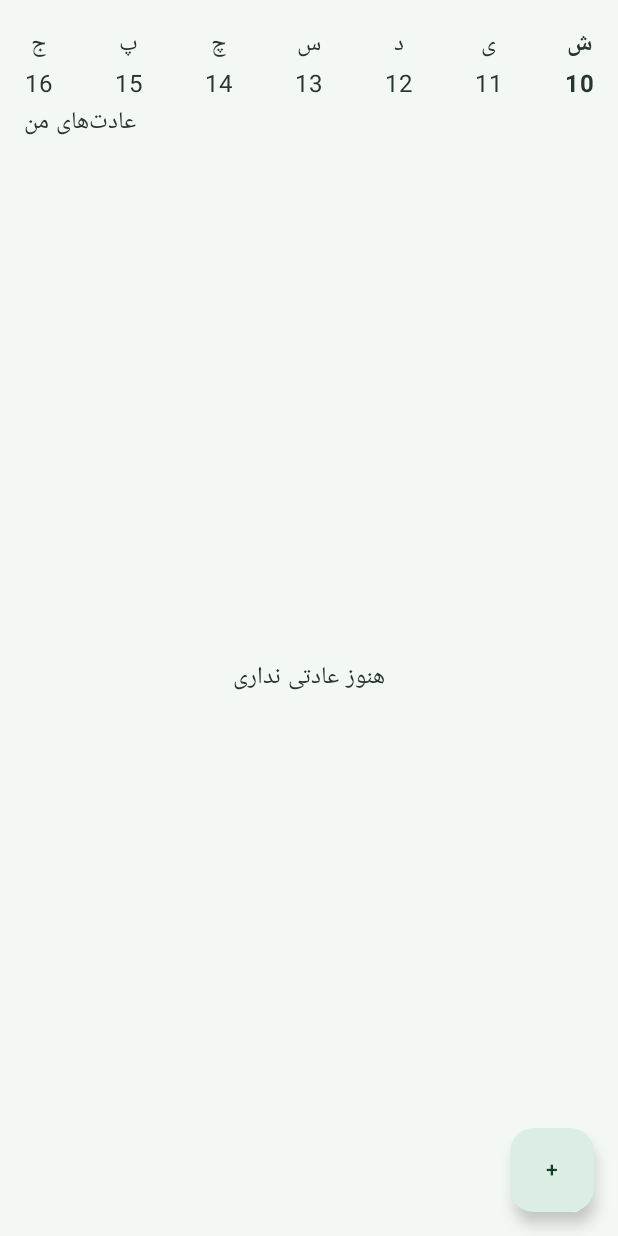
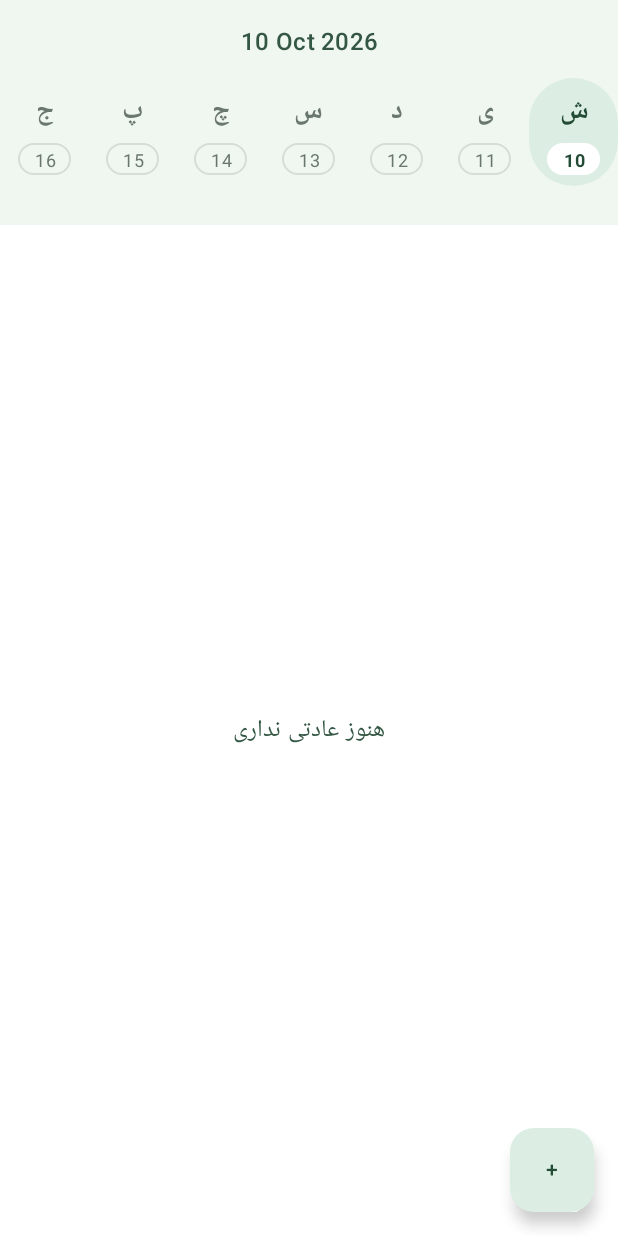
Before and after one commit to baharmahab/HabitApp, an Android app built with Jetpack Compose: the screen it shows after launch (MainActivity), on a phone screen of 412 x 824 dp. Run offline under Robolectric (Android 15) with nearby library versions, the phone set to English and light mode, and no system bars; our stand-ins replace Dagger/Hilt's generated code, Room's generated code.

Commit message:
Complete TopBar1

```diff
--- a/app/build.gradle.kts
+++ b/app/build.gradle.kts
@@ -70,7 +70,7 @@ dependencies {
     implementation(libs.androidx.material3)
     implementation(libs.junit.junit)
     implementation(libs.androidx.room.ktx)
-    implementation(libs.androidx.compose.foundation.layout.android)
+
 
     testImplementation(libs.junit)
 
--- a/app/src/main/java/com/example/habitapp/MainActivity.kt
+++ b/app/src/main/java/com/example/habitapp/MainActivity.kt
@@ -4,6 +4,16 @@ import android.os.Bundle
 import androidx.activity.ComponentActivity
 import androidx.activity.compose.setContent
 import androidx.activity.enableEdgeToEdge
+import androidx.compose.foundation.layout.Box
+import androidx.compose.foundation.layout.WindowInsets
+import androidx.compose.foundation.layout.fillMaxSize
+import androidx.compose.foundation.layout.safeDrawing
+import androidx.compose.foundation.layout.windowInsetsPadding
+import androidx.compose.material3.Text
+import androidx.compose.ui.Modifier
+import androidx.compose.ui.graphics.Color
+import androidx.core.view.WindowCompat
+import androidx.core.view.WindowInsetsControllerCompat
 import com.example.habitapp.presentation.navigation.HabitNavHost
 import com.example.habitapp.presentation.theme.HabitAppTheme
 import dagger.hilt.android.AndroidEntryPoint
@@ -17,9 +27,16 @@ class MainActivity : ComponentActivity() {
         enableEdgeToEdge()
 
         setContent {
-            HabitAppTheme {
-                HabitNavHost()
+            Box(
+                modifier = Modifier
+                    .fillMaxSize()
+                    .windowInsetsPadding(WindowInsets.safeDrawing)
+            ){
+                HabitAppTheme {
+                    HabitNavHost()
+                }
             }
+
         }
     }
 }
--- a/app/src/main/java/com/example/habitapp/presentation/habit/HabitsScreen.kt
+++ b/app/src/main/java/com/example/habitapp/presentation/habit/HabitsScreen.kt
@@ -1,3 +1,4 @@
+
 package com.example.habitapp.presentation.habit
 
 import EmptyHabitContent
@@ -24,7 +25,8 @@ import androidx.hilt.navigation.compose.hiltViewModel
 import androidx.lifecycle.compose.collectAsStateWithLifecycle
 import com.example.habitapp.presentation.habit.component.AddHabitBottomSheet
 import com.example.habitapp.presentation.habit.component.HabitItem
-import com.example.habitapp.presentation.habit.component.WeekDaysRow
+import com.example.habitapp.presentation.habit.component.HabitsTopBar
+import java.time.LocalDate
 
 @RequiresApi(Build.VERSION_CODES.O)
 @Composable
@@ -38,7 +40,19 @@ fun HabitsScreen(
         mutableStateOf(false)
     }
 
+    var selectedDate by remember {
+        mutableStateOf(LocalDate.now())
+    }
+
     Scaffold(
+        topBar = {
+            HabitsTopBar(
+                selectedDate = selectedDate,
+                onDateSelected = { date ->
+                    selectedDate = date
+                }
+            )
+        },
         floatingActionButton = {
             FloatingActionButton(
                 onClick = {
@@ -49,20 +63,12 @@ fun HabitsScreen(
             }
         }
     ) { innerPadding ->
-
         Column(
             modifier = Modifier
                 .fillMaxSize()
                 .padding(innerPadding)
                 .padding(16.dp)
         ) {
-
-            WeekDaysRow()
-
-            Text(
-                text = "عادت‌های من"
-            )
-
             if (uiState.isLoading) {
                 Text(
                     text = "در حال بارگذاری...",
@@ -78,27 +84,21 @@ fun HabitsScreen(
             }
 
             if (uiState.habits.isEmpty() && !uiState.isLoading) {
-
                 EmptyHabitContent(
                     modifier = Modifier.weight(1f)
                 )
-
             } else {
-
                 LazyColumn(
                     modifier = Modifier
                         .weight(1f)
                         .fillMaxWidth()
                         .padding(top = 16.dp),
-
                     verticalArrangement = Arrangement.spacedBy(8.dp)
                 ) {
-
                     items(
                         items = uiState.habits,
                         key = { it.id }
                     ) { habit ->
-
                         HabitItem(
                             habit = habit,
                             todayStatus = uiState.todayStatuses[habit.id],
@@ -122,18 +122,12 @@ fun HabitsScreen(
     }
 
     if (showAddHabitSheet) {
-
         AddHabitBottomSheet(
             onDismiss = {
                 showAddHabitSheet = false
             },
-
             onCreateHabit = { name ->
-
-                viewModel.createHabit(
-                    name = name
-                )
-
+                viewModel.createHabit(name = name)
                 showAddHabitSheet = false
             }
         )
--- /dev/null
+++ b/app/src/main/java/com/example/habitapp/presentation/habit/component/HabitsTopBar.kt
@@ -0,0 +1,62 @@
+package com.example.habitapp.presentation.habit.component
+
+
+import android.os.Build
+import androidx.annotation.RequiresApi
+import androidx.compose.foundation.layout.Column
+import androidx.compose.foundation.layout.fillMaxWidth
+import androidx.compose.foundation.layout.height
+import androidx.compose.foundation.layout.padding
+import androidx.compose.material3.MaterialTheme
+import androidx.compose.material3.Surface
+import androidx.compose.material3.Text
+import androidx.compose.runtime.Composable
+import androidx.compose.ui.Modifier
+import androidx.compose.ui.text.style.TextAlign
+import androidx.compose.ui.unit.dp
+import com.example.habitapp.presentation.habit.component.WeekDaysRow
+import com.example.habitapp.ui.theme.TopBarBackground
+import java.time.LocalDate
+import java.time.format.DateTimeFormatter
+import java.util.Locale
+
+@RequiresApi(Build.VERSION_CODES.O)
+private val HeaderDateFormatter =
+    DateTimeFormatter.ofPattern("d MMM yyyy", Locale.ENGLISH)
+
+@RequiresApi(Build.VERSION_CODES.O)
+@Composable
+fun HabitsTopBar(
+    selectedDate: LocalDate,
+    onDateSelected: (LocalDate) -> Unit,
+    modifier: Modifier = Modifier
+) {
+    Surface(
+        modifier = modifier.fillMaxWidth(),
+        color = TopBarBackground
+    ) {
+        Column(
+            modifier = Modifier
+                .fillMaxWidth()
+                .height(150.dp)
+        ) {
+            Text(
+                text = selectedDate.format(HeaderDateFormatter),
+                modifier = Modifier
+                    .fillMaxWidth()
+                    .padding(
+                        top = 16.dp,
+                        bottom = 12.dp
+                    ),
+                textAlign = TextAlign.Center,
+                style = MaterialTheme.typography.titleMedium,
+                color = MaterialTheme.colorScheme.onSurface
+            )
+
+            WeekDaysRow(
+                selectedDate = selectedDate,
+                onDateSelected = onDateSelected
+            )
+        }
+    }
+}
--- /dev/null
+++ b/app/src/main/java/com/example/habitapp/presentation/habit/component/WeekDayItem.kt
@@ -0,0 +1,113 @@
+
+package com.example.habitapp.presentation.habit.component
+
+import android.os.Build
+import androidx.annotation.RequiresApi
+import androidx.compose.foundation.background
+import androidx.compose.foundation.border
+import androidx.compose.foundation.clickable
+import androidx.compose.foundation.layout.Box
+import androidx.compose.foundation.layout.Column
+import androidx.compose.foundation.layout.height
+import androidx.compose.foundation.layout.padding
+import androidx.compose.foundation.layout.size
+import androidx.compose.foundation.shape.CircleShape
+import androidx.compose.foundation.shape.RoundedCornerShape
+import androidx.compose.material3.MaterialTheme
+import androidx.compose.material3.Text
+import androidx.compose.runtime.Composable
+import androidx.compose.ui.Alignment
+import androidx.compose.ui.Modifier
+import androidx.compose.ui.graphics.Color
+import androidx.compose.ui.text.font.FontWeight
+import androidx.compose.ui.text.font.FontWeight.Companion.Bold
+import androidx.compose.ui.unit.dp
+import androidx.compose.ui.unit.sp
+import com.example.habitapp.ui.theme.AppOutline
+import com.example.habitapp.ui.theme.GreenPrimaryContainer
+import java.time.LocalDate
+
+@RequiresApi(Build.VERSION_CODES.O)
+@Composable
+fun WeekDayItem(
+    date: LocalDate,
+    today: LocalDate,
+    selected: Boolean,
+    showDate: Boolean = true,
+    highlightToday: Boolean = true,
+    onClick: () -> Unit,
+    modifier: Modifier = Modifier
+) {
+    val isToday = date == today
+
+    val textColor = if (selected) {
+        MaterialTheme.colorScheme.onPrimaryContainer
+    } else {
+        MaterialTheme.colorScheme.onSurfaceVariant
+    }
+
+    val fontWeight = if (highlightToday && isToday) {
+        FontWeight.Bold
+    } else {
+        FontWeight.Normal
+    }
+
+    Column(
+        modifier = modifier
+            //.weight(1f)
+            .height(72.dp)
+            .background(
+                color = if (selected) {
+                    GreenPrimaryContainer
+                } else {
+                    Color.Transparent
+                },
+                shape = RoundedCornerShape(60)
+            )
+            .clickable(onClick = onClick)
+            .padding(vertical = 7.dp),
+        horizontalAlignment = Alignment.CenterHorizontally
+    ) {
+        Text(
+            text = getPersianDayShortName(date.dayOfWeek),
+            color = textColor,
+            fontSize = 18.sp,
+            fontWeight = Bold
+        )
+
+        if (showDate) {
+            Box(
+                modifier = Modifier
+                    .padding(top = 5.dp)
+                    .size(35.dp)
+                    .background(
+                        color = if (selected) {
+                            Color.White
+                        } else {
+                            Color.Transparent
+                        },
+                        shape = CircleShape
+                    )
+                    .then(
+                        if (!selected) {
+                            Modifier.border(
+                                width = 1.dp,
+                                color = AppOutline,
+                                shape = CircleShape
+                            )
+                        } else {
+                            Modifier
+                        }
+                    ),
+                contentAlignment = Alignment.Center
+            ) {
+                Text(
+                    text = date.dayOfMonth.toString(),
+                    color = textColor,
+                    fontSize = 12.sp,
+                    fontWeight = fontWeight
+                )
+            }
+        }
+    }
+}
--- a/app/src/main/java/com/example/habitapp/presentation/habit/component/WeekDaysRow.kt
+++ b/app/src/main/java/com/example/habitapp/presentation/habit/component/WeekDaysRow.kt
@@ -1,67 +1,53 @@
+
 package com.example.habitapp.presentation.habit.component
 
 import android.os.Build
 import androidx.annotation.RequiresApi
 import androidx.compose.foundation.layout.Arrangement
-import androidx.compose.foundation.layout.Column
 import androidx.compose.foundation.layout.Row
 import androidx.compose.foundation.layout.fillMaxWidth
-import androidx.compose.material3.Text
 import androidx.compose.runtime.Composable
 import androidx.compose.runtime.CompositionLocalProvider
 import androidx.compose.ui.Alignment
 import androidx.compose.ui.Modifier
 import androidx.compose.ui.platform.LocalLayoutDirection
-import androidx.compose.ui.text.font.FontWeight
 import androidx.compose.ui.unit.LayoutDirection
+import androidx.compose.ui.unit.dp
 import java.time.DayOfWeek
 import java.time.LocalDate
 
 @RequiresApi(Build.VERSION_CODES.O)
 @Composable
 fun WeekDaysRow(
-    today: LocalDate = LocalDate.now(),
+    selectedDate: LocalDate,
     showDate: Boolean = true,
     highlightToday: Boolean = true,
-    modifier: Modifier = Modifier
+    modifier: Modifier = Modifier,
+    onDateSelected: (LocalDate) -> Unit
 ) {
-    val days = getCurrentWeekDays(today)
+    val days = getCurrentWeekDays(selectedDate)
+    val today = LocalDate.now()
 
     CompositionLocalProvider(
         LocalLayoutDirection provides LayoutDirection.Rtl
     ) {
         Row(
             modifier = modifier.fillMaxWidth(),
-            horizontalArrangement = Arrangement.SpaceBetween,
+            horizontalArrangement = Arrangement.spacedBy(0.dp),
             verticalAlignment = Alignment.CenterVertically
         ) {
             days.forEach { date ->
-
-                val isToday = date == today
-
-                Column(
-                    horizontalAlignment = Alignment.CenterHorizontally
-                ) {
-                    Text(
-                        text = getPersianDayShortName(date.dayOfWeek),
-                        fontWeight = if (highlightToday && isToday) {
-                            FontWeight.Bold
-                        } else {
-                            FontWeight.Normal
-                        }
-                    )
-
-                    if (showDate) {
-                        Text(
-                            text = date.dayOfMonth.toString(),
-                            fontWeight = if (highlightToday && isToday) {
-                                FontWeight.Bold
-                            } else {
-                                FontWeight.Normal
-                            }
-                        )
-                    }
-                }
+                WeekDayItem(
+                    date = date,
+                    today = today,
+                    selected = date == selectedDate,
+                    showDate = showDate,
+                    highlightToday = highlightToday,
+                    onClick = {
+                        onDateSelected(date)
+                    },
+                    modifier = Modifier.weight(1f)
+                )
             }
         }
     }
@@ -69,10 +55,9 @@ fun WeekDaysRow(
 
 @RequiresApi(Build.VERSION_CODES.O)
 private fun getCurrentWeekDays(
-    today: LocalDate
+    date: LocalDate
 ): List<LocalDate> {
-
-    val daysFromSaturday = when (today.dayOfWeek) {
+    val daysFromSaturday = when (date.dayOfWeek) {
         DayOfWeek.SATURDAY -> 0
         DayOfWeek.SUNDAY -> 1
         DayOfWeek.MONDAY -> 2
@@ -82,9 +67,7 @@ private fun getCurrentWeekDays(
         DayOfWeek.FRIDAY -> 6
     }
 
-    val saturday = today.minusDays(
-        daysFromSaturday.toLong()
-    )
+    val saturday = date.minusDays(daysFromSaturday.toLong())
 
     return (0..6).map { offset ->
         saturday.plusDays(offset.toLong())
@@ -92,7 +75,7 @@ private fun getCurrentWeekDays(
 }
 
 @RequiresApi(Build.VERSION_CODES.O)
-private fun getPersianDayShortName(
+fun getPersianDayShortName(
     dayOfWeek: DayOfWeek
 ): String {
     return when (dayOfWeek) {
--- a/app/src/main/java/com/example/habitapp/presentation/habit/detail/HabitDetailScreen.kt
+++ b/app/src/main/java/com/example/habitapp/presentation/habit/detail/HabitDetailScreen.kt
@@ -238,8 +238,10 @@ private fun HabitDetailContent(
     ) {
 
         WeekDaysRow(
+            selectedDate = LocalDate.now(),
             showDate = false,
-            highlightToday = false
+            highlightToday = false,
+            onDateSelected = {}
         )
 
         HabitDayGrid(
--- a/app/src/main/java/com/example/habitapp/presentation/theme/Color.kt
+++ b/app/src/main/java/com/example/habitapp/presentation/theme/Color.kt
@@ -1,67 +1,36 @@
-package com.example.habitapp.presentation.theme
+
+package com.example.habitapp.ui.theme
 
 import androidx.compose.ui.graphics.Color
 
-// ─────────────────────────────────────────────
-// Primary — Green
-// ─────────────────────────────────────────────
+// Brand
+val GreenPrimary = Color(0xFF6FAF8F)
+val GreenOnPrimary = Color(0xFF173D2B)
+val GreenPrimaryContainer = Color(0xFFDCEEE3)
+val GreenOnPrimaryContainer = Color(0xFF234B35)
 
-val GreenPrimary = Color(0xFF6FAF8F)
-val GreenOnPrimary = Color(0xFFFFFFFF)
+// App surfaces
+val AppBackground = Color(0xFFF4F1E8)
+val TopBarBackground = Color(0xFFF0F6F0)
+val AppSurface = Color(0xFFFFFFFF)
+val AppSurfaceVariant = Color(0xFFE8EDE7)
 
-val GreenPrimaryContainer = Color(0xFFDCEEE3)
-val GreenOnPrimaryContainer = Color(0xFF183B2A)
+// Text
+val TextPrimary = Color(0xFF345744)
+val TextSecondary = Color(0xFF69776D)
+val TextDisabled = Color(0xFF9AA49B)
 
+// Borders and separators
+val AppOutline = Color(0xFFD5DED5)
+val AppDivider = Color(0xFFE5EAE4)
 
-// ─────────────────────────────────────────────
-// Secondary — Soft Green
-// ─────────────────────────────────────────────
+// Daily status
+val StatusNormal = Color(0xFF3E966B)
+val StatusSpecial = Color(0xFF4E8FC4)
+val StatusEmergency = Color(0xFF9870D5)
+val StatusFailed = Color(0xFFD7655D)
 
-val GreenSecondary = Color(0xFF8CB9A2)
-val GreenOnSecondary = Color(0xFFFFFFFF)
-
-val GreenSecondaryContainer = Color(0xFFE4F1E9)
-val GreenOnSecondaryContainer = Color(0xFF1D392A)
-
-
-// ─────────────────────────────────────────────
-// Tertiary — Soft Blue
-// ─────────────────────────────────────────────
-
-val BlueAccent = Color(0xFF7EA6C6)
-val BlueOnAccent = Color(0xFFFFFFFF)
-
-val BlueContainer = Color(0xFFE3EEF6)
-val BlueOnContainer = Color(0xFF193447)
-
-
-// ─────────────────────────────────────────────
-// Background & Surface
-// ─────────────────────────────────────────────
-
-val AppBackground = Color(0xFFF4F8F5)
-val AppOnBackground = Color(0xFF26352D)
-
-val AppSurface = Color(0xFFFFFFFF)
-val AppOnSurface = Color(0xFF26352D)
-
-val AppSurfaceVariant = Color(0xFFE8EFEB)
-val AppOnSurfaceVariant = Color(0xFF718078)
-
-
-// ─────────────────────────────────────────────
-// Outline / Border
-// ─────────────────────────────────────────────
-
-val AppOutline = Color(0xFFDDE6E0)
-
-
-// ─────────────────────────────────────────────
-// Error
-// ─────────────────────────────────────────────
-
-val AppError = Color(0xFFD96C6C)
-val AppOnError = Color(0xFFFFFFFF)
-
-val AppErrorContainer = Color(0xFFF8DEDE)
-val AppOnErrorContainer = Color(0xFF5C1A1A)
+val StatusNormalContainer = Color(0xFFDCEEE3)
+val StatusSpecialContainer = Color(0xFFDCEAF7)
+val StatusEmergencyContainer = Color(0xFFEEE6FA)
+val StatusFailedContainer = Color(0xFFFBE5E3)
--- a/app/src/main/java/com/example/habitapp/presentation/theme/Theme.kt
+++ b/app/src/main/java/com/example/habitapp/presentation/theme/Theme.kt
@@ -1,52 +1,58 @@
+
 package com.example.habitapp.presentation.theme
 
 import androidx.compose.material3.MaterialTheme
 import androidx.compose.material3.lightColorScheme
 import androidx.compose.runtime.Composable
+import com.example.habitapp.ui.theme.AppBackground
+import com.example.habitapp.ui.theme.AppOutline
+import com.example.habitapp.ui.theme.AppSurface
+import com.example.habitapp.ui.theme.AppSurfaceVariant
+import com.example.habitapp.ui.theme.GreenOnPrimary
+import com.example.habitapp.ui.theme.GreenOnPrimaryContainer
+import com.example.habitapp.ui.theme.GreenPrimary
+import com.example.habitapp.ui.theme.GreenPrimaryContainer
+import com.example.habitapp.ui.theme.TopBarBackground
+import com.example.habitapp.ui.theme.TextPrimary
+import com.example.habitapp.ui.theme.TextSecondary
 
 private val HabitLightColorScheme = lightColorScheme(
-
     // Primary — Green
     primary = GreenPrimary,
     onPrimary = GreenOnPrimary,
-
     primaryContainer = GreenPrimaryContainer,
     onPrimaryContainer = GreenOnPrimaryContainer,
 
     // Secondary — Soft Green
-    secondary = GreenSecondary,
-    onSecondary = GreenOnSecondary,
-
-    secondaryContainer = GreenSecondaryContainer,
-    onSecondaryContainer = GreenOnSecondaryContainer,
+    secondary = GreenPrimary,
+    onSecondary = GreenOnPrimary,
+    secondaryContainer = GreenPrimaryContainer,
+    onSecondaryContainer = GreenOnPrimaryContainer,
 
     // Tertiary — Soft Blue
-    tertiary = BlueAccent,
-    onTertiary = BlueOnAccent,
-
-    tertiaryContainer = BlueContainer,
-    onTertiaryContainer = BlueOnContainer,
+    tertiary = androidx.compose.ui.graphics.Color(0xFF7EA6C6),
+    onTertiary = androidx.compose.ui.graphics.Color(0xFF18364A),
+    tertiaryContainer = androidx.compose.ui.graphics.Color(0xFFDCEAF7),
+    onTertiaryContainer = androidx.compose.ui.graphics.Color(0xFF254A63),
 
     // Background
-    background = AppBackground,
-    onBackground = AppOnBackground,
+    background = androidx.compose.ui.graphics.Color.White,
+    onBackground = TextPrimary,
 
     // Surface
-    surface = AppSurface,
-    onSurface = AppOnSurface,
-
+    surface = androidx.compose.ui.graphics.Color.White,
+    onSurface = TextPrimary,
     surfaceVariant = AppSurfaceVariant,
-    onSurfaceVariant = AppOnSurfaceVariant,
+    onSurfaceVariant = TextSecondary,
 
     // Outline
     outline = AppOutline,
 
     // Error
-    error = AppError,
-    onError = AppOnError,
-
-    errorContainer = AppErrorContainer,
-    onErrorContainer = AppOnErrorContainer
+    error = androidx.compose.ui.graphics.Color(0xFFD7655D),
+    onError = androidx.compose.ui.graphics.Color.White,
+    errorContainer = androidx.compose.ui.graphics.Color(0xFFFBE5E3),
+    onErrorContainer = androidx.compose.ui.graphics.Color(0xFF6F2520)
 )
 
 @Composable
--- a/gradle/libs.versions.toml
+++ b/gradle/libs.versions.toml
@@ -18,7 +18,6 @@ room_version = "2.8.4"
 ksp = "2.2.20-2.0.4"
 dagger = "2.57.2"
 roomKtx = "2.8.5"
-foundationLayoutAndroid = "1.8.1"
 
 [libraries]
 androidx-core-ktx = { group = "androidx.core", name = "core-ktx", version.ref = "coreKtx" }
@@ -49,8 +48,6 @@ hilt-Compiler = { group = "com.google.dagger", name = "hilt-compiler", version.r
 
 hilt-navigation-compose = {group = "androidx.hilt", name = "hilt-navigation-compose", version = "1.2.0"}
 androidx-room-ktx = { group = "androidx.room", name = "room-ktx", version.ref = "roomKtx" }
-androidx-compose-foundation-layout-android = { group = "androidx.compose.foundation", name = "foundation-layout-android", version.ref = "foundationLayoutAndroid" }
-
 
 
 [plugins]
```
